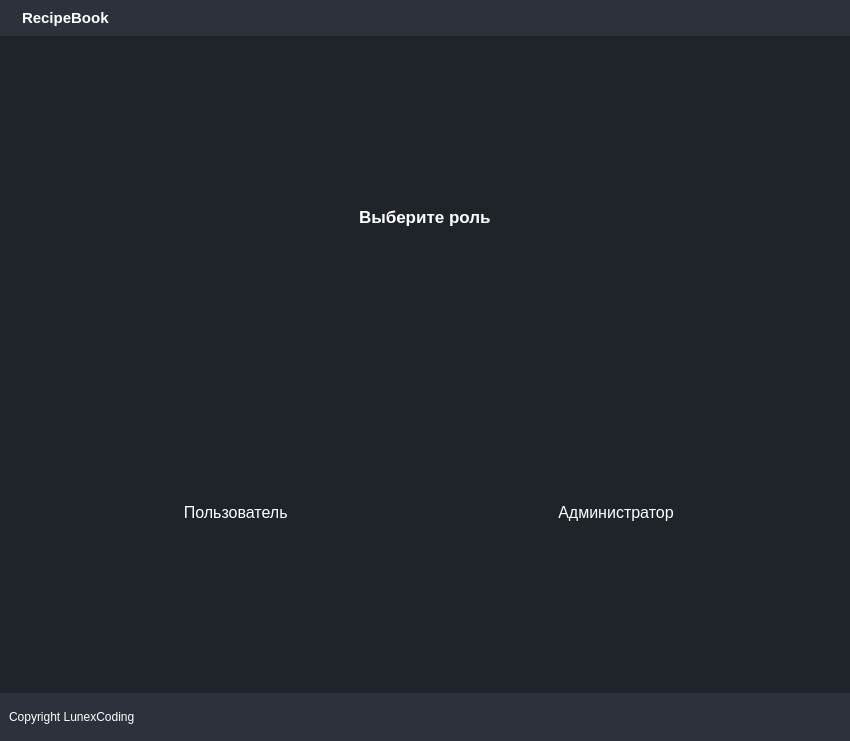
Above: forms/interface.ui from LunexCoding/CarRental before the change. Below: the same form after it.
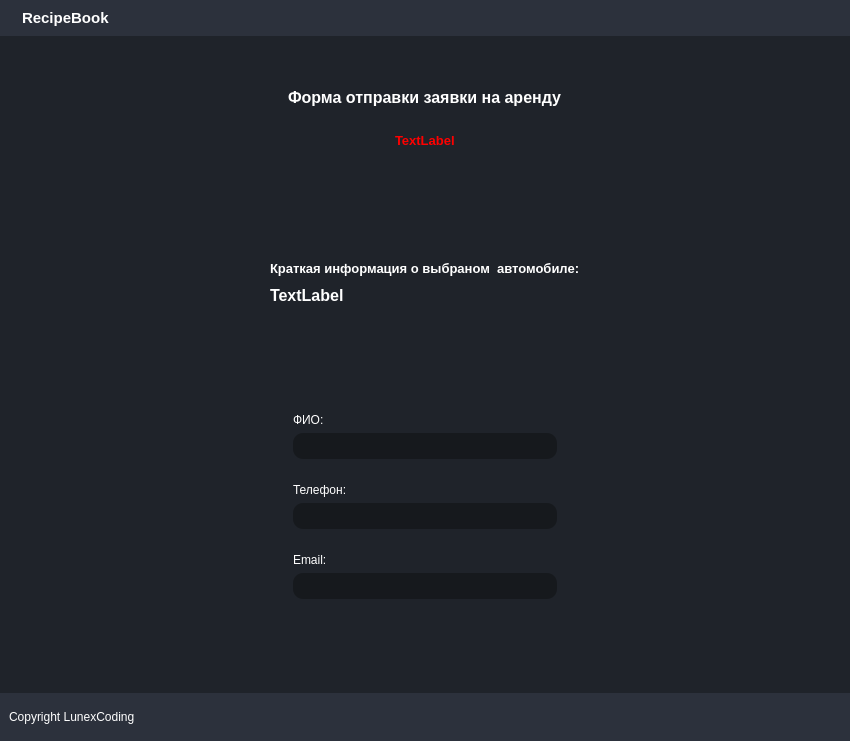
That is the form after the change. The open tabs and pages were chosen to show the change. Icons and pictures are not drawn. Custom widgets are drawn as their Qt base class.

Commit message: Integrate the application submission form into the main window

```diff
--- a/forms/interface.ui
+++ b/forms/interface.ui
@@ -16,6 +16,11 @@
     <height>16777215</height>
    </size>
   </property>
+  <property name="font">
+   <font>
+    <pointsize>12</pointsize>
+   </font>
+  </property>
   <property name="windowTitle">
    <string>MainWindow</string>
   </property>
@@ -559,6 +564,290 @@
                  </item>
                 </layout>
                </widget>
+               <widget class="QWidget" name="pageRentalForm">
+                <layout class="QVBoxLayout" name="verticalLayout_17">
+                 <item alignment="Qt::AlignHCenter">
+                  <widget class="QFrame" name="frame_26">
+                   <property name="maximumSize">
+                    <size>
+                     <width>16777215</width>
+                     <height>100</height>
+                    </size>
+                   </property>
+                   <property name="font">
+                    <font>
+                     <pointsize>12</pointsize>
+                     <weight>75</weight>
+                     <bold>true</bold>
+                    </font>
+                   </property>
+                   <property name="frameShape">
+                    <enum>QFrame::StyledPanel</enum>
+                   </property>
+                   <property name="frameShadow">
+                    <enum>QFrame::Raised</enum>
+                   </property>
+                   <layout class="QVBoxLayout" name="verticalLayout_16">
+                    <property name="spacing">
+                     <number>15</number>
+                    </property>
+                    <property name="topMargin">
+                     <number>20</number>
+                    </property>
+                    <item>
+                     <widget class="QLabel" name="label_10">
+                      <property name="font">
+                       <font>
+                        <pointsize>12</pointsize>
+                        <weight>75</weight>
+                        <bold>true</bold>
+                       </font>
+                      </property>
+                      <property name="text">
+                       <string>Форма отправки заявки на аренду</string>
+                      </property>
+                     </widget>
+                    </item>
+                    <item alignment="Qt::AlignHCenter">
+                     <widget class="QLabel" name="labelRentalForm">
+                      <property name="font">
+                       <font>
+                        <pointsize>10</pointsize>
+                        <weight>75</weight>
+                        <bold>true</bold>
+                       </font>
+                      </property>
+                      <property name="styleSheet">
+                       <string notr="true">color: red;</string>
+                      </property>
+                      <property name="text">
+                       <string>TextLabel</string>
+                      </property>
+                     </widget>
+                    </item>
+                   </layout>
+                  </widget>
+                 </item>
+                 <item alignment="Qt::AlignHCenter|Qt::AlignVCenter">
+                  <widget class="QFrame" name="frame_27">
+                   <property name="maximumSize">
+                    <size>
+                     <width>400</width>
+                     <height>120</height>
+                    </size>
+                   </property>
+                   <property name="font">
+                    <font>
+                     <pointsize>12</pointsize>
+                     <weight>75</weight>
+                     <bold>true</bold>
+                    </font>
+                   </property>
+                   <property name="frameShape">
+                    <enum>QFrame::StyledPanel</enum>
+                   </property>
+                   <property name="frameShadow">
+                    <enum>QFrame::Raised</enum>
+                   </property>
+                   <layout class="QVBoxLayout" name="verticalLayout_19">
+                    <property name="spacing">
+                     <number>10</number>
+                    </property>
+                    <item>
+                     <widget class="QLabel" name="label_11">
+                      <property name="font">
+                       <font>
+                        <pointsize>10</pointsize>
+                        <weight>75</weight>
+                        <bold>true</bold>
+                       </font>
+                      </property>
+                      <property name="text">
+                       <string>Краткая информация о выбраном  автомобиле:</string>
+                      </property>
+                     </widget>
+                    </item>
+                    <item>
+                     <widget class="QLabel" name="labelCarData">
+                      <property name="text">
+                       <string>TextLabel</string>
+                      </property>
+                     </widget>
+                    </item>
+                   </layout>
+                  </widget>
+                 </item>
+                 <item alignment="Qt::AlignHCenter">
+                  <widget class="QFrame" name="frame_21">
+                   <property name="minimumSize">
+                    <size>
+                     <width>300</width>
+                     <height>0</height>
+                    </size>
+                   </property>
+                   <property name="maximumSize">
+                    <size>
+                     <width>400</width>
+                     <height>400</height>
+                    </size>
+                   </property>
+                   <property name="frameShape">
+                    <enum>QFrame::StyledPanel</enum>
+                   </property>
+                   <property name="frameShadow">
+                    <enum>QFrame::Raised</enum>
+                   </property>
+                   <layout class="QVBoxLayout" name="verticalLayout_11">
+                    <property name="topMargin">
+                     <number>0</number>
+                    </property>
+                    <property name="bottomMargin">
+                     <number>20</number>
+                    </property>
+                    <item>
+                     <widget class="QFrame" name="frame_22">
+                      <property name="frameShape">
+                       <enum>QFrame::StyledPanel</enum>
+                      </property>
+                      <property name="frameShadow">
+                       <enum>QFrame::Raised</enum>
+                      </property>
+                      <layout class="QVBoxLayout" name="verticalLayout_12">
+                       <item>
+                        <widget class="QLabel" name="label_7">
+                         <property name="text">
+                          <string>ФИО:</string>
+                         </property>
+                        </widget>
+                       </item>
+                       <item>
+                        <widget class="QLineEdit" name="inputFullName">
+                         <property name="maximumSize">
+                          <size>
+                           <width>300</width>
+                           <height>16777215</height>
+                          </size>
+                         </property>
+                        </widget>
+                       </item>
+                      </layout>
+                     </widget>
+                    </item>
+                    <item>
+                     <widget class="QFrame" name="frame_23">
+                      <property name="frameShape">
+                       <enum>QFrame::StyledPanel</enum>
+                      </property>
+                      <property name="frameShadow">
+                       <enum>QFrame::Raised</enum>
+                      </property>
+                      <layout class="QVBoxLayout" name="verticalLayout_13">
+                       <item>
+                        <widget class="QLabel" name="label_8">
+                         <property name="text">
+                          <string>Телефон:</string>
+                         </property>
+                        </widget>
+                       </item>
+                       <item>
+                        <widget class="QLineEdit" name="inputPhone">
+                         <property name="maximumSize">
+                          <size>
+                           <width>300</width>
+                           <height>16777215</height>
+                          </size>
+                         </property>
+                        </widget>
+                       </item>
+                      </layout>
+                     </widget>
+                    </item>
+                    <item>
+                     <widget class="QFrame" name="frame_24">
+                      <property name="frameShape">
+                       <enum>QFrame::StyledPanel</enum>
+                      </property>
+                      <property name="frameShadow">
+                       <enum>QFrame::Raised</enum>
+                      </property>
+                      <layout class="QVBoxLayout" name="verticalLayout_14">
+                       <item>
+                        <widget class="QLabel" name="label_9">
+                         <property name="text">
+                          <string>Email:</string>
+                         </property>
+                        </widget>
+                       </item>
+                       <item>
+                        <widget class="QLineEdit" name="inputEmail">
+                         <property name="maximumSize">
+                          <size>
+                           <width>300</width>
+                           <height>16777215</height>
+                          </size>
+                         </property>
+                        </widget>
+                       </item>
+                      </layout>
+                     </widget>
+                    </item>
+                    <item alignment="Qt::AlignHCenter">
+                     <widget class="QFrame" name="frame_25">
+                      <property name="frameShape">
+                       <enum>QFrame::StyledPanel</enum>
+                      </property>
+                      <property name="frameShadow">
+                       <enum>QFrame::Raised</enum>
+                      </property>
+                      <layout class="QHBoxLayout" name="horizontalLayout_14">
+                       <item>
+                        <widget class="QPushButton" name="sendRentaFormBtn">
+                         <property name="cursor">
+                          <cursorShape>PointingHandCursor</cursorShape>
+                         </property>
+                         <property name="text">
+                          <string/>
+                         </property>
+                         <property name="icon">
+                          <iconset resource="../resources.qrc">
+                           <normaloff>:/icons/send.svg</normaloff>:/icons/send.svg</iconset>
+                         </property>
+                         <property name="iconSize">
+                          <size>
+                           <width>24</width>
+                           <height>24</height>
+                          </size>
+                         </property>
+                        </widget>
+                       </item>
+                       <item>
+                        <widget class="QPushButton" name="closeRentalFormBtn">
+                         <property name="cursor">
+                          <cursorShape>PointingHandCursor</cursorShape>
+                         </property>
+                         <property name="text">
+                          <string/>
+                         </property>
+                         <property name="icon">
+                          <iconset resource="../resources.qrc">
+                           <normaloff>:/icons/x.svg</normaloff>:/icons/x.svg</iconset>
+                         </property>
+                         <property name="iconSize">
+                          <size>
+                           <width>24</width>
+                           <height>24</height>
+                          </size>
+                         </property>
+                        </widget>
+                       </item>
+                      </layout>
+                     </widget>
+                    </item>
+                   </layout>
+                  </widget>
+                 </item>
+                </layout>
+               </widget>
                <widget class="QWidget" name="pageAddCar">
                 <layout class="QVBoxLayout" name="verticalLayout_21">
                  <item>
```
Left out of the diff: 2 changed lines with no effect on the pictures. The commit also changes 2 other files.
